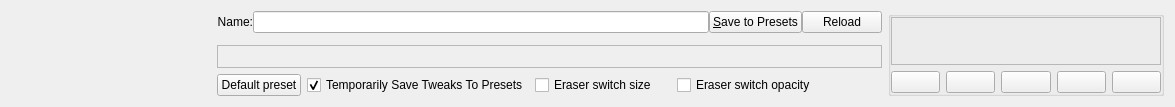
Qt form libs/ui/forms/wdgpaintopsettings.ui (KDE/krita) before a commit.
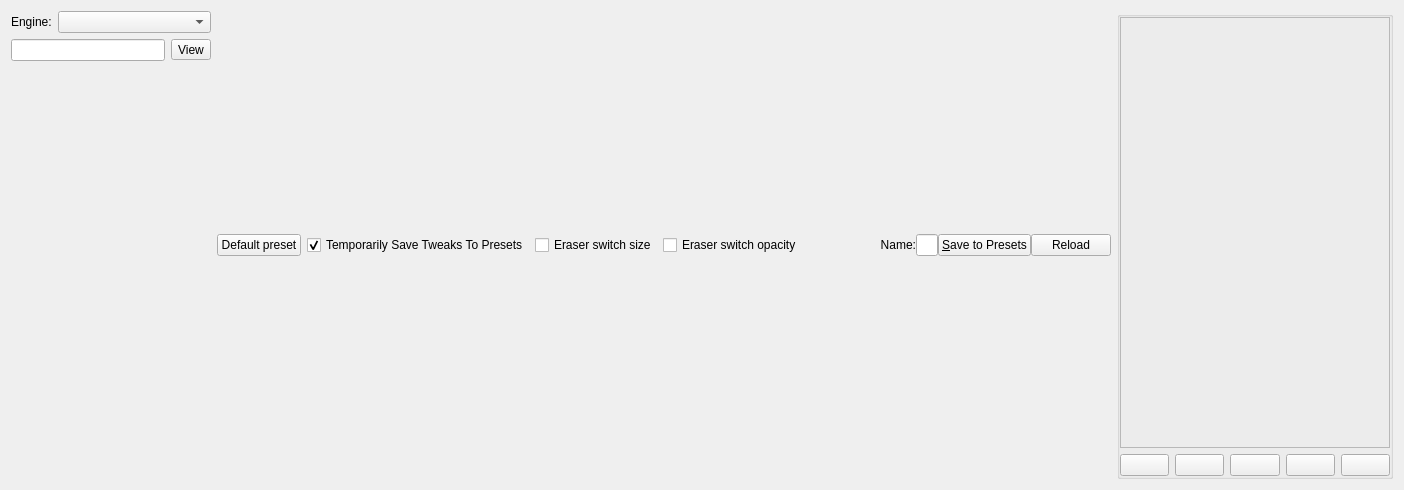
The same form after that commit. Custom widgets are drawn as their Qt base class.

Commit message: first pass with some updates. moved the brush engines to a drop-down list. Modified the preset selector strip to show a details view. Update some of the connections so changing brushes work with the drop-down. still needs a lot of work

```diff
--- a/libs/ui/forms/wdgpaintopsettings.ui
+++ b/libs/ui/forms/wdgpaintopsettings.ui
@@ -6,12 +6,246 @@
    <rect>
     <x>0</x>
     <y>0</y>
-    <width>1175</width>
-    <height>107</height>
+    <width>1356</width>
+    <height>490</height>
    </rect>
   </property>
-  <layout class="QGridLayout" name="gridLayout" columnstretch="0,0,0,0,0,0,0,0,0,0,0">
-   <item row="0" column="10" rowspan="4">
+  <layout class="QGridLayout" name="gridLayout">
+   <item row="0" column="0">
+    <layout class="QVBoxLayout" name="paintEngineOpContainer">
+     <item>
+      <layout class="QHBoxLayout" name="horizontalLayout_4">
+       <item>
+        <widget class="QLabel" name="label_2">
+         <property name="sizePolicy">
+          <sizepolicy hsizetype="Minimum" vsizetype="Preferred">
+           <horstretch>0</horstretch>
+           <verstretch>0</verstretch>
+          </sizepolicy>
+         </property>
+         <property name="text">
+          <string>Engine:</string>
+         </property>
+        </widget>
+       </item>
+       <item>
+        <widget class="QComboBox" name="brushEgineComboBox">
+         <property name="sizePolicy">
+          <sizepolicy hsizetype="Expanding" vsizetype="Fixed">
+           <horstretch>0</horstretch>
+           <verstretch>0</verstretch>
+          </sizepolicy>
+         </property>
+        </widget>
+       </item>
+      </layout>
+     </item>
+     <item>
+      <layout class="QHBoxLayout" name="horizontalLayout_5">
+       <item>
+        <widget class="QLineEdit" name="presetFilterTextLineEdit"/>
+       </item>
+       <item>
+        <widget class="QToolButton" name="presetSelectToolButton">
+         <property name="text">
+          <string>View</string>
+         </property>
+        </widget>
+       </item>
+      </layout>
+     </item>
+     <item>
+      <widget class="KisPresetSelectorStrip" name="presetWidget" native="true">
+       <property name="sizePolicy">
+        <sizepolicy hsizetype="Expanding" vsizetype="Minimum">
+         <horstretch>0</horstretch>
+         <verstretch>0</verstretch>
+        </sizepolicy>
+       </property>
+       <property name="minimumSize">
+        <size>
+         <width>0</width>
+         <height>200</height>
+        </size>
+       </property>
+       <property name="maximumSize">
+        <size>
+         <width>16777215</width>
+         <height>1677215</height>
+        </size>
+       </property>
+      </widget>
+     </item>
+     <item>
+      <widget class="KisPaintOpListWidget" name="paintopList" native="true">
+       <property name="sizePolicy">
+        <sizepolicy hsizetype="MinimumExpanding" vsizetype="Preferred">
+         <horstretch>0</horstretch>
+         <verstretch>0</verstretch>
+        </sizepolicy>
+       </property>
+       <property name="minimumSize">
+        <size>
+         <width>200</width>
+         <height>0</height>
+        </size>
+       </property>
+       <property name="maximumSize">
+        <size>
+         <width>200</width>
+         <height>16777215</height>
+        </size>
+       </property>
+      </widget>
+     </item>
+    </layout>
+   </item>
+   <item row="0" column="1">
+    <layout class="QHBoxLayout" name="horizontalLayout_3" stretch="0,1,1,0,0">
+     <item>
+      <widget class="QPushButton" name="bnDefaultPreset">
+       <property name="sizePolicy">
+        <sizepolicy hsizetype="Fixed" vsizetype="Fixed">
+         <horstretch>0</horstretch>
+         <verstretch>0</verstretch>
+        </sizepolicy>
+       </property>
+       <property name="text">
+        <string>Default preset</string>
+       </property>
+      </widget>
+     </item>
+     <item>
+      <widget class="QCheckBox" name="dirtyPresetCheckBox">
+       <property name="sizePolicy">
+        <sizepolicy hsizetype="Minimum" vsizetype="Fixed">
+         <horstretch>0</horstretch>
+         <verstretch>0</verstretch>
+        </sizepolicy>
+       </property>
+       <property name="text">
+        <string>Temporarily Save Tweaks To Presets</string>
+       </property>
+       <property name="checked">
+        <bool>true</bool>
+       </property>
+      </widget>
+     </item>
+     <item>
+      <widget class="QCheckBox" name="eraserBrushSizeCheckBox">
+       <property name="sizePolicy">
+        <sizepolicy hsizetype="Minimum" vsizetype="Fixed">
+         <horstretch>0</horstretch>
+         <verstretch>0</verstretch>
+        </sizepolicy>
+       </property>
+       <property name="toolTip">
+        <string>Erase mode will use a separate brush size</string>
+       </property>
+       <property name="text">
+        <string>Eraser switch size</string>
+       </property>
+       <property name="checked">
+        <bool>false</bool>
+       </property>
+      </widget>
+     </item>
+     <item>
+      <widget class="QCheckBox" name="eraserBrushOpacityCheckBox">
+       <property name="sizePolicy">
+        <sizepolicy hsizetype="Minimum" vsizetype="Fixed">
+         <horstretch>0</horstretch>
+         <verstretch>0</verstretch>
+        </sizepolicy>
+       </property>
+       <property name="toolTip">
+        <string>Erase mode will use a separate brush opacity</string>
+       </property>
+       <property name="text">
+        <string>Eraser switch opacity</string>
+       </property>
+       <property name="checked">
+        <bool>false</bool>
+       </property>
+      </widget>
+     </item>
+     <item>
+      <widget class="KisLodAvailabilityWidget" name="wdgLodAvailability" native="true">
+       <property name="minimumSize">
+        <size>
+         <width>60</width>
+         <height>0</height>
+        </size>
+       </property>
+      </widget>
+     </item>
+    </layout>
+   </item>
+   <item row="0" column="2">
+    <widget class="QFrame" name="frmOptionWidgetContainer">
+     <property name="sizePolicy">
+      <sizepolicy hsizetype="Expanding" vsizetype="Expanding">
+       <horstretch>0</horstretch>
+       <verstretch>4</verstretch>
+      </sizepolicy>
+     </property>
+     <property name="frameShape">
+      <enum>QFrame::StyledPanel</enum>
+     </property>
+     <property name="frameShadow">
+      <enum>QFrame::Raised</enum>
+     </property>
+    </widget>
+   </item>
+   <item row="0" column="3">
+    <layout class="QVBoxLayout" name="verticalLayout_3">
+     <property name="spacing">
+      <number>0</number>
+     </property>
+     <property name="topMargin">
+      <number>0</number>
+     </property>
+     <item>
+      <layout class="QHBoxLayout" name="horizontalLayout">
+       <item>
+        <widget class="QLabel" name="label">
+         <property name="text">
+          <string>Name:</string>
+         </property>
+         <property name="alignment">
+          <set>Qt::AlignRight|Qt::AlignTrailing|Qt::AlignVCenter</set>
+         </property>
+        </widget>
+       </item>
+       <item>
+        <widget class="QLineEdit" name="txtPreset">
+         <property name="toolTip">
+          <string>Current Brush Preset. Typed in italic when the preset has unsaved settings.</string>
+         </property>
+        </widget>
+       </item>
+       <item>
+        <widget class="QPushButton" name="bnSave">
+         <property name="toolTip">
+          <string>Save the current brush settings under this name</string>
+         </property>
+         <property name="text">
+          <string>&amp;Save to Presets</string>
+         </property>
+        </widget>
+       </item>
+       <item>
+        <widget class="QPushButton" name="reload">
+         <property name="text">
+          <string>Reload</string>
+         </property>
+        </widget>
+       </item>
+      </layout>
+     </item>
+    </layout>
+   </item>
+   <item row="0" column="4">
     <widget class="QGroupBox" name="scratchpadControls">
      <property name="title">
       <string/>
@@ -117,195 +351,6 @@
      </layout>
     </widget>
    </item>
-   <item row="2" column="1">
-    <widget class="QFrame" name="frmOptionWidgetContainer">
-     <property name="sizePolicy">
-      <sizepolicy hsizetype="Expanding" vsizetype="Expanding">
-       <horstretch>0</horstretch>
-       <verstretch>4</verstretch>
-      </sizepolicy>
-     </property>
-     <property name="frameShape">
-      <enum>QFrame::StyledPanel</enum>
-     </property>
-     <property name="frameShadow">
-      <enum>QFrame::Raised</enum>
-     </property>
-    </widget>
-   </item>
-   <item row="0" column="1">
-    <layout class="QVBoxLayout" name="verticalLayout_3">
-     <property name="spacing">
-      <number>0</number>
-     </property>
-     <property name="topMargin">
-      <number>0</number>
-     </property>
-     <item>
-      <widget class="KisPresetSelectorStrip" name="presetWidget" native="true">
-       <property name="sizePolicy">
-        <sizepolicy hsizetype="Expanding" vsizetype="Preferred">
-         <horstretch>0</horstretch>
-         <verstretch>0</verstretch>
-        </sizepolicy>
-       </property>
-       <property name="minimumSize">
-        <size>
-         <width>0</width>
-         <height>0</height>
-        </size>
-       </property>
-       <property name="maximumSize">
-        <size>
-         <width>16777215</width>
-         <height>60</height>
-        </size>
-       </property>
-      </widget>
-     </item>
-     <item>
-      <layout class="QHBoxLayout" name="horizontalLayout">
-       <item>
-        <widget class="QLabel" name="label">
-         <property name="text">
-          <string>Name:</string>
-         </property>
-         <property name="alignment">
-          <set>Qt::AlignRight|Qt::AlignTrailing|Qt::AlignVCenter</set>
-         </property>
-        </widget>
-       </item>
-       <item>
-        <widget class="QLineEdit" name="txtPreset">
-         <property name="toolTip">
-          <string>Current Brush Preset. Typed in italic when the preset has unsaved settings.</string>
-         </property>
-        </widget>
-       </item>
-       <item>
-        <widget class="QPushButton" name="bnSave">
-         <property name="toolTip">
-          <string>Save the current brush settings under this name</string>
-         </property>
-         <property name="text">
-          <string>&amp;Save to Presets</string>
-         </property>
-        </widget>
-       </item>
-       <item>
-        <widget class="QPushButton" name="reload">
-         <property name="text">
-          <string>Reload</string>
-         </property>
-        </widget>
-       </item>
-      </layout>
-     </item>
-    </layout>
-   </item>
-   <item row="0" column="0" rowspan="4">
-    <widget class="KisPaintOpListWidget" name="paintopList" native="true">
-     <property name="sizePolicy">
-      <sizepolicy hsizetype="MinimumExpanding" vsizetype="Preferred">
-       <horstretch>0</horstretch>
-       <verstretch>0</verstretch>
-      </sizepolicy>
-     </property>
-     <property name="minimumSize">
-      <size>
-       <width>200</width>
-       <height>0</height>
-      </size>
-     </property>
-     <property name="maximumSize">
-      <size>
-       <width>200</width>
-       <height>16777215</height>
-      </size>
-     </property>
-    </widget>
-   </item>
-   <item row="3" column="1">
-    <layout class="QHBoxLayout" name="horizontalLayout_3" stretch="0,1,1,0">
-     <item>
-      <widget class="QPushButton" name="bnDefaultPreset">
-       <property name="sizePolicy">
-        <sizepolicy hsizetype="Fixed" vsizetype="Fixed">
-         <horstretch>0</horstretch>
-         <verstretch>0</verstretch>
-        </sizepolicy>
-       </property>
-       <property name="text">
-        <string>Default preset</string>
-       </property>
-      </widget>
-     </item>
-     <item>
-      <widget class="QCheckBox" name="dirtyPresetCheckBox">
-       <property name="sizePolicy">
-        <sizepolicy hsizetype="Minimum" vsizetype="Fixed">
-         <horstretch>0</horstretch>
-         <verstretch>0</verstretch>
-        </sizepolicy>
-       </property>
-       <property name="text">
-        <string>Temporarily Save Tweaks To Presets</string>
-       </property>
-       <property name="checked">
-        <bool>true</bool>
-       </property>
-      </widget>
-     </item>
-     <item>
-      <widget class="QCheckBox" name="eraserBrushSizeCheckBox">
-       <property name="sizePolicy">
-        <sizepolicy hsizetype="Minimum" vsizetype="Fixed">
-         <horstretch>0</horstretch>
-         <verstretch>0</verstretch>
-        </sizepolicy>
-       </property>
-       <property name="toolTip">
-        <string>Erase mode will use a separate brush size</string>
-       </property>
-       <property name="text">
-        <string>Eraser switch size</string>
-       </property>
-       <property name="checked">
-        <bool>false</bool>
-       </property>
-      </widget>
-     </item>
-     <item>
-      <widget class="QCheckBox" name="eraserBrushOpacityCheckBox">
-       <property name="sizePolicy">
-        <sizepolicy hsizetype="Minimum" vsizetype="Fixed">
-         <horstretch>0</horstretch>
-         <verstretch>0</verstretch>
-        </sizepolicy>
-       </property>
-       <property name="toolTip">
-        <string>Erase mode will use a separate brush opacity</string>
-       </property>
-       <property name="text">
-        <string>Eraser switch opacity</string>
-       </property>
-       <property name="checked">
-        <bool>false</bool>
-       </property>
-      </widget>
-     </item>
-     <item>
-      <widget class="KisLodAvailabilityWidget" name="wdgLodAvailability" native="true">
-       <property name="minimumSize">
-        <size>
-         <width>60</width>
-         <height>0</height>
-        </size>
-       </property>
-      </widget>
-     </item>
-    </layout>
-   </item>
   </layout>
  </widget>
  <customwidgets>
```
The commit also changes 3 other files.
